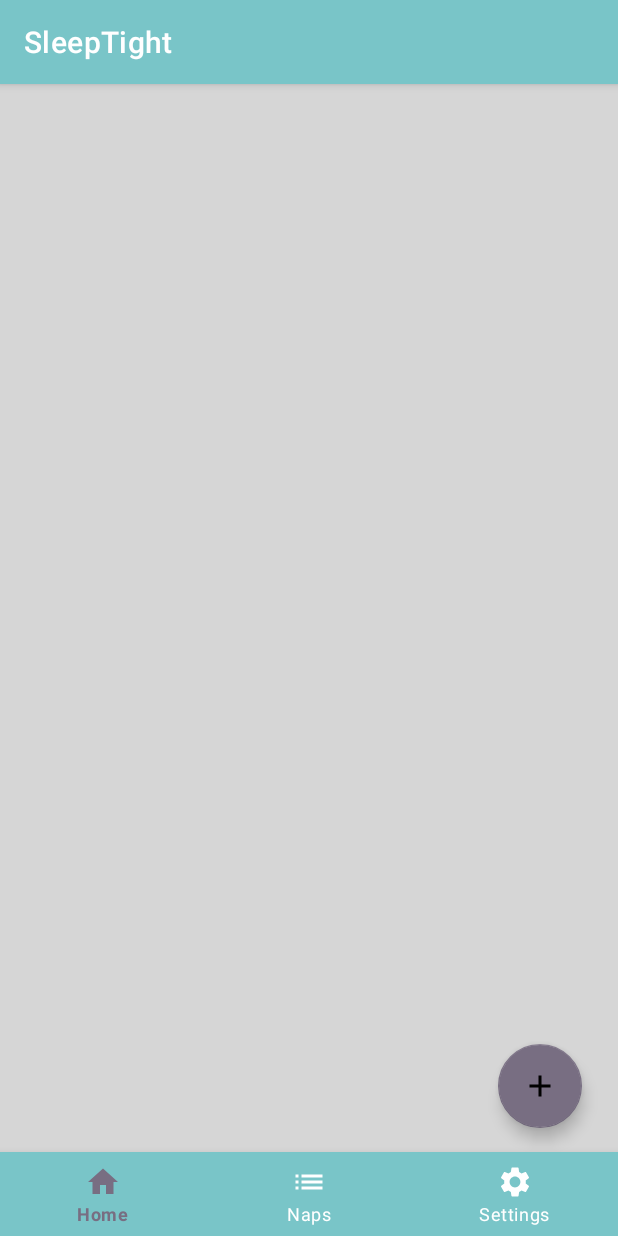
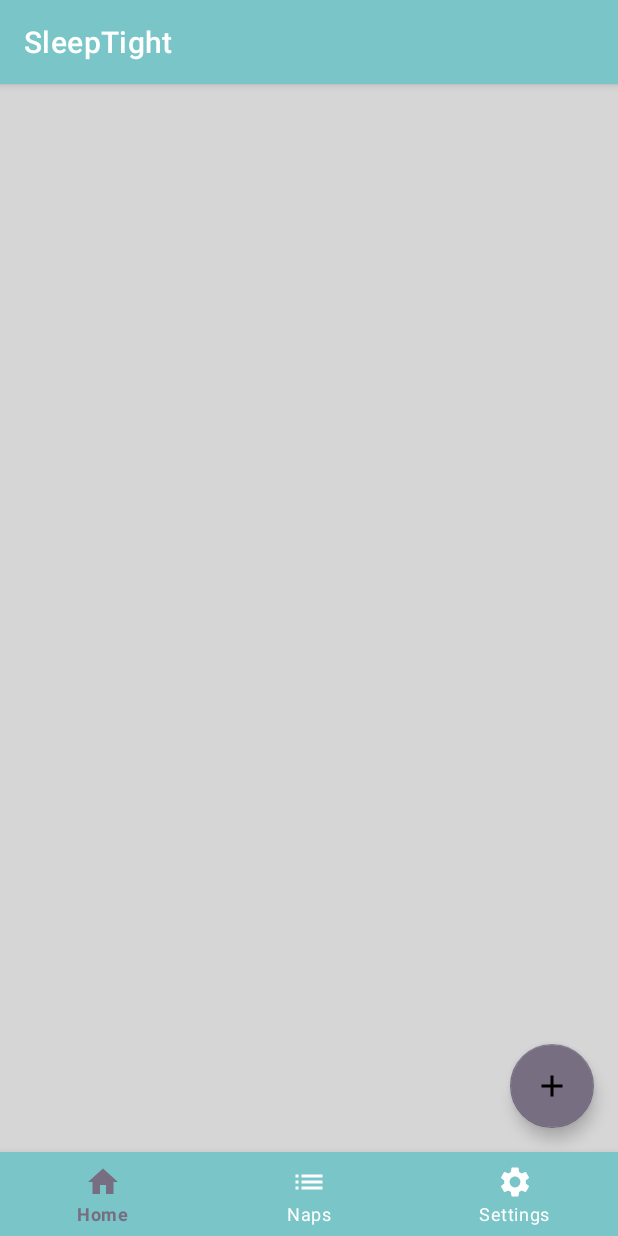
Before and after one commit to bruno13palhano/sleeptight, an Android app: the screen it shows after launch (MainActivity), on a phone screen of 412 x 824 dp. Run offline under Robolectric (Android 15) with nearby library versions, the light colour scheme and no system bars; our stand-ins replace Dagger/Hilt's generated code, data binding, navigation-ui.

Commit message:
Layout adjusted

```diff
--- a/app/src/main/res/layout/fragment_home.xml
+++ b/app/src/main/res/layout/fragment_home.xml
@@ -18,8 +18,9 @@
             android:id="@+id/add_new_nap"
             android:layout_width="wrap_content"
             android:layout_height="wrap_content"
-            android:layout_marginEnd="24dp"
+            android:layout_marginEnd="16dp"
             android:layout_marginBottom="16dp"
+            android:contentDescription="@string/add_new_nap_label"
             android:onClick="@{v -> uiEvents.navigateToAddNewNap()}"
             app:layout_constraintBottom_toBottomOf="parent"
             app:layout_constraintEnd_toEndOf="parent"
@@ -27,7 +28,6 @@
             app:layout_constraintStart_toStartOf="parent"
             app:layout_constraintTop_toTopOf="parent"
             app:layout_constraintVertical_bias="1.0"
-            app:srcCompat="@drawable/baseline_add_24"
-            android:contentDescription="@string/add_new_nap_label" />
+            app:srcCompat="@drawable/baseline_add_24" />
     </androidx.constraintlayout.widget.ConstraintLayout>
 </layout>
```
